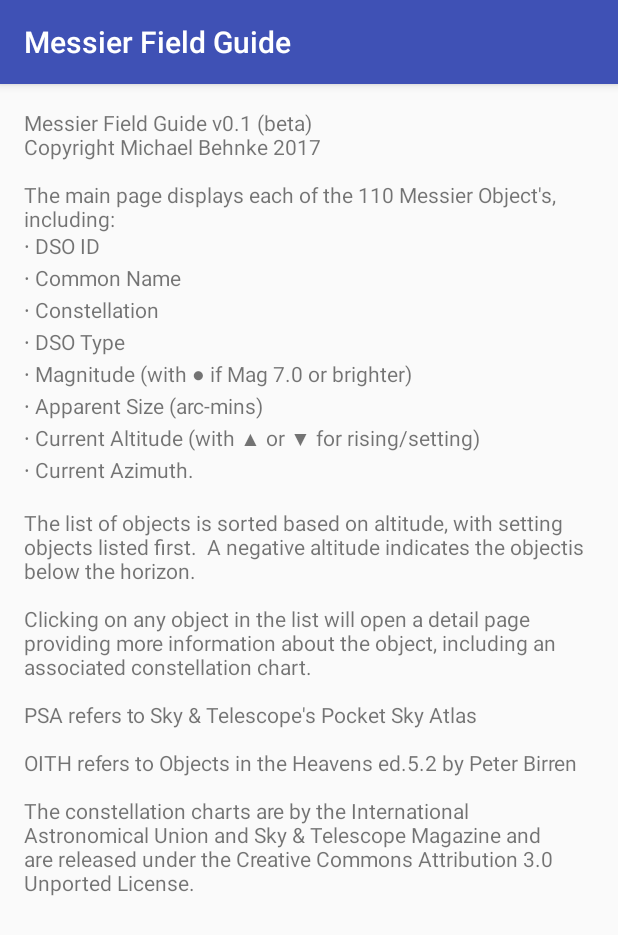
After one commit to MTBehnke/NightSkyGuide, an Android app: the AppInfoActivity screen opened directly, with no data from a screen before it, on a phone screen of 412 x 824 dp. The commit adds this screen. Shown: the top 935 px of the screen. Run offline under Robolectric (Android 15) with nearby library versions, the phone set to English and light mode, and no system bars.

Commit message:
Added app info screen, updated minor formatting issues.  Location settings/preferences in progress.

```diff
--- a/app/build.gradle
+++ b/app/build.gradle
@@ -30,8 +30,9 @@ dependencies {
     })
     compile 'com.android.support:appcompat-v7:24.2.1'
     compile 'com.android.support:design:24.2.1'
-    testCompile 'junit:junit:4.12'
     compile 'com.android.support:recyclerview-v7:25.1.0'
     compile 'joda-time:joda-time:2.3'
     compile 'com.readystatesoftware.sqliteasset:sqliteassethelper:2.0.1'
+    compile 'com.android.support.constraint:constraint-layout:1.0.2'
+    testCompile 'junit:junit:4.12'
 }
--- /dev/null
+++ b/app/src/main/java/com/mikesrv9a/nightskyguide/AppInfoActivity.java
@@ -0,0 +1,47 @@
+package com.mikesrv9a.nightskyguide;
+
+import android.os.Bundle;
+import android.support.design.widget.FloatingActionButton;
+import android.support.design.widget.Snackbar;
+import android.support.v7.app.AppCompatActivity;
+import android.support.v7.widget.Toolbar;
+import android.view.View;
+import android.widget.TextView;
+
+public class AppInfoActivity extends AppCompatActivity {
+
+    @Override
+    protected void onCreate(Bundle savedInstanceState) {
+        super.onCreate(savedInstanceState);
+        setContentView(R.layout.activity_app_info);
+        Toolbar toolbar = (Toolbar) findViewById(R.id.toolbar);
+        setSupportActionBar(toolbar);
+    }
+
+    @Override
+    protected void onStart() {
+        super.onStart();
+        TextView appInfo = (TextView)findViewById(R.id.app_info_text);
+        String infoText = "Messier Field Guide v0.1 (beta)\n" +
+                "Copyright Michael Behnke 2017\n\n" +
+                "The main page displays each of the 110 Messier Object's, including:\n" +
+                "∙ DSO ID\n∙ Common Name\n"+
+                "∙ Constellation\n∙ DSO Type\n" +
+                "∙ Magnitude (with ● if Mag 7.0 or brighter)\n∙ Apparent Size (arc-mins)\n" +
+                "∙ Current Altitude (with ▲ or ▼ for rising/setting)\n∙ Current Azimuth.\n\n" +
+                "The list of objects is sorted based on altitude, with setting "+
+                "objects listed first.  A negative altitude indicates the object" +
+                "is below the horizon.\n\n" +
+                "Clicking on any object in the list will open a detail page "+
+                "providing more information about the object, including an "+
+                "associated constellation chart.\n\n" +
+                "PSA refers to Sky & Telescope's Pocket Sky Atlas\n\n" +
+                "OITH refers to Objects in the Heavens ed.5.2 by Peter Birren\n\n" +
+                "The constellation charts are by the " +
+                "International Astronomical Union and Sky & Telescope Magazine and "+
+                "are released under the Creative Commons Attribution 3.0 Unported License.";
+
+        appInfo.setText(infoText);
+    }
+
+}
--- a/app/src/main/java/com/mikesrv9a/nightskyguide/AstroCalc.java
+++ b/app/src/main/java/com/mikesrv9a/nightskyguide/AstroCalc.java
@@ -68,7 +68,8 @@ public class AstroCalc {
         int deg = (int) dd;
         int min = (int) ((dd-deg)*60.0);
         long sec =  Math.round ((dd-deg-(min/60.0))*3600);
-        return deg + "° " + Math.abs(min) + "' " + Math.abs(sec) + "\"";
+        return deg + "° " + String.format("%02d",Math.abs(min)) + "' " +
+                String.format("%02d",Math.abs(sec)) + "\"";
     }
 
     // convert degrees from double format to hms string format
@@ -77,7 +78,8 @@ public class AstroCalc {
         int hour = (int) dd;
         int min = (int) ((dd-hour)*60.0);
         long sec =  Math.round ((dd-hour-(min/60.0))*3600);
-        return hour + "h " + min + "m " + sec + "s";
+        return hour + "h " + String.format("%02d",min) + "m " +
+                String.format("%02d",sec) + "s";
     }
 
     public static String getConstName (String abbr) {
--- a/app/src/main/java/com/mikesrv9a/nightskyguide/DSObjectDatabaseHelper.java
+++ b/app/src/main/java/com/mikesrv9a/nightskyguide/DSObjectDatabaseHelper.java
@@ -16,6 +16,7 @@ public class DSObjectDatabaseHelper extends SQLiteAssetHelper{
     // constructor
     public DSObjectDatabaseHelper(Context context) {
         super(context, DATABASE_NAME, null, DATABASE_VERSION);
+        setForcedUpgrade(DATABASE_VERSION);
     }
 
     public Cursor getDSObjects() {
@@ -52,6 +53,6 @@ public class DSObjectDatabaseHelper extends SQLiteAssetHelper{
         SQLiteDatabase db = dbHelper.getWritableDatabase();
         db.setVersion(-1);
         db.close();
-        db = dbHelper.getWritableDatabase();
+        dbHelper.getWritableDatabase();
     }
 }
--- a/app/src/main/java/com/mikesrv9a/nightskyguide/DetailFragment.java
+++ b/app/src/main/java/com/mikesrv9a/nightskyguide/DetailFragment.java
@@ -120,10 +120,4 @@ public class DetailFragment extends Fragment {
         return constImage;
     }
 
-    // display this fragment's menu items (note - none currently)
-    @Override
-    public void onCreateOptionsMenu(Menu menu, MenuInflater inflater) {
-        super.onCreateOptionsMenu(menu, inflater);
-        inflater.inflate(R.menu.fragment_details_menu, menu);
-    }
 }
--- a/app/src/main/java/com/mikesrv9a/nightskyguide/MainActivity.java
+++ b/app/src/main/java/com/mikesrv9a/nightskyguide/MainActivity.java
@@ -1,8 +1,12 @@
 package com.mikesrv9a.nightskyguide;
 
 import android.os.Bundle;
+import android.preference.PreferenceManager;
+import android.content.SharedPreferences;
+import android.content.SharedPreferences.OnSharedPreferenceChangeListener;
 import android.support.v4.app.FragmentTransaction;
 import android.support.v7.app.AppCompatActivity;
+import android.support.v7.widget.LinearLayoutCompat;
 import android.support.v7.widget.Toolbar;
 
 import org.joda.time.DateTime;
@@ -33,7 +37,7 @@ public class MainActivity extends AppCompatActivity
         }
     }
 
-        // display DSObjectFragment for selected dsObject
+    // display DSObjectFragment for selected dsObject
     @Override
     public void onDSObjectSelected(DSObject dsObjectSelected) {
         displayDSObject(dsObjectSelected, R.id.fragmentContainer);
--- /dev/null
+++ b/app/src/main/res/layout/activity_app_info.xml
@@ -0,0 +1,28 @@
+<?xml version="1.0" encoding="utf-8"?>
+<android.support.design.widget.CoordinatorLayout
+    xmlns:android="http://schemas.android.com/apk/res/android"
+    xmlns:app="http://schemas.android.com/apk/res-auto"
+    xmlns:tools="http://schemas.android.com/tools"
+    android:layout_width="match_parent"
+    android:layout_height="match_parent"
+    android:fitsSystemWindows="true"
+    tools:context="com.mikesrv9a.nightskyguide.AppInfoActivity">
+
+    <android.support.design.widget.AppBarLayout
+        android:layout_width="match_parent"
+        android:layout_height="wrap_content"
+        android:theme="@style/AppTheme.AppBarOverlay">
+
+        <android.support.v7.widget.Toolbar
+            android:id="@+id/toolbar"
+            android:layout_width="match_parent"
+            android:layout_height="?attr/actionBarSize"
+            android:background="?attr/colorPrimary"
+            app:popupTheme="@style/AppTheme.PopupOverlay"
+            app:title="@string/app_name" />
+
+    </android.support.design.widget.AppBarLayout>
+
+    <include layout="@layout/content_app_info" />
+
+</android.support.design.widget.CoordinatorLayout>
--- /dev/null
+++ b/app/src/main/res/layout/content_app_info.xml
@@ -0,0 +1,27 @@
+<?xml version="1.0" encoding="utf-8"?>
+<FrameLayout
+android:id="@+id/content_appinfo"
+xmlns:android="http://schemas.android.com/apk/res/android"
+xmlns:app="http://schemas.android.com/apk/res-auto"
+xmlns:tools="http://schemas.android.com/tools"
+android:layout_width="match_parent"
+android:layout_height="match_parent"
+android:paddingBottom="@dimen/activity_vertical_margin"
+android:paddingLeft="@dimen/activity_horizontal_margin"
+android:paddingRight="@dimen/activity_horizontal_margin"
+android:paddingTop="@dimen/activity_vertical_margin"
+app:layout_behavior="@string/appbar_scrolling_view_behavior"
+tools:context="com.mikesrv9a.nightskyguide.AppInfoActivity">
+
+<LinearLayout
+    android:layout_width="match_parent"
+    android:layout_height="wrap_content">
+
+    <TextView
+    android:id="@+id/app_info_text"
+    android:layout_width="wrap_content"
+    android:layout_height="wrap_content" />
+
+</LinearLayout>
+
+</FrameLayout>
```
Also changed, not shown: app/src/main/AndroidManifest.xml (+19 -4 lines), app/src/main/java/com/mikesrv9a/nightskyguide/DSObjectsFragment.java (+29 -1 lines), app/src/main/java/com/mikesrv9a/nightskyguide/SettingsActivity.java (added, +23 -0 lines), app/src/main/java/com/mikesrv9a/nightskyguide/SettingsActivityFragment.java (added, +22 -0 lines), app/src/main/res/layout/activity_settings.xml (added, +25 -0 lines), app/src/main/res/layout/content_settings.xml (added, +9 -0 lines), app/src/main/res/layout/fragment_add_edit.xml (deleted, +0 -226 lines), app/src/main/res/layout/fragment_settings.xml (added, +11 -0 lines), app/src/main/res/menu/fragment_dsobjects_menu.xml (added, +22 -0 lines), app/src/main/res/menu/menu_settings.xml (added, +10 -0 lines), app/src/main/res/values/strings.xml (+9 -5 lines), app/src/main/res/xml/preferences.xml (added, +22 -0 lines).
